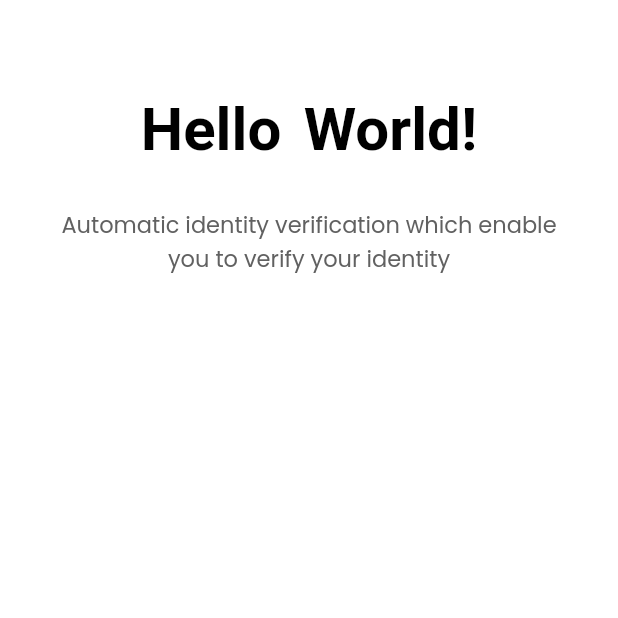
After one commit to RupBarad/Flutter, a Flutter app: the TabScreen screen opened directly, on a phone screen of 412 x 824 dp, the top half of it. The commit adds this screen. Run offline on Flutter 3.47's test engine with Material 2 defaults, Android fonts, the phone set to English and light mode, and no system bars; our stand-ins replace connectivity_plus, shared_preferences; accounts and stored records are empty; generated files the repository leaves out were written again.

Commit message:
Flutter example - Auth module  - JSON parse for Login API response - Done  - Did logic for success and unsuccess response - Done  - Show error message in the snack bar/alert dialogue on screen, if API give error message - Done  - Store information in shared preference - Done  - Create a class for  tab screen - Done  - Resolve store data-related errors of API response. After login open the tab screen - Done  - After splash open tab screen,if already login - In Progress        - Getting run time errors like 'Future<dynamic>' is not a subtype of type 'bool'

```diff
--- a/lib/l10n/app_en.arb
+++ b/lib/l10n/app_en.arb
@@ -1,4 +1,5 @@
 {
+  "appName": "Flutter",
   "language": "English",
   "@language": {
     "description": "The current Language"
@@ -30,5 +31,6 @@
   "loginBtn": "Login",
   "loginTextNotAccount": "Don't have an account?",
   "loginTextSignUp": "Sign Up",
-  "internetConnectionMsg": "Please check your internet connection"
+  "internetConnectionMsg": "Please check your internet connection",
+  "btnOk": "Okay"
 }
--- /dev/null
+++ b/lib/ui/module/home/bottom_tab.dart
@@ -0,0 +1,61 @@
+import 'package:flutter/material.dart';
+import 'package:flutter_examples/ui/module/auth/login.dart';
+import 'package:flutter_examples/ui/module/localize/LocalizationAppPage.dart';
+import 'package:flutter_examples/ui/module/localize/LocalizationSystemPage.dart';
+import 'package:flutter_examples/ui/widget/button_default.dart';
+import 'package:flutter_examples/utils/custom_text_style.dart';
+import 'package:flutter_examples/ui/widget/heading1_text.dart';
+import 'package:flutter_examples/ui/widget/button_round.dart';
+import 'package:flutter_gen/gen_l10n/app_localizations.dart';
+
+class TabScreen extends StatefulWidget {
+  @override
+  _TabState createState() => _TabState();
+}
+
+class _TabState extends State<TabScreen> {
+
+  @override
+  Widget build(BuildContext context) {
+    return Scaffold(
+        resizeToAvoidBottomInset: false,
+        //appBar: AppBar(title:Text("Second screen")),
+        body: SingleChildScrollView(
+        child: SafeArea(
+            child: Container(
+                padding:
+                    const EdgeInsets.symmetric(horizontal: 30, vertical: 30),
+                child: Column(
+                    mainAxisAlignment: MainAxisAlignment.spaceBetween,
+                    mainAxisSize: MainAxisSize.max,
+                    children: [
+                      Column(
+                        crossAxisAlignment: CrossAxisAlignment.center,
+                        children: [
+                          const SizedBox(
+                            height: 20,
+                          ),
+                          //Heading1Text.withText(AppLocalizations.of(context)!.helloWorld),
+                          Heading1Text.withCallback(
+                              AppLocalizations.of(context)!.helloWorld, () {
+                            print("Click hello word");
+                          }),
+                          const SizedBox(
+                            height: 10,
+                          ),
+                          Text(
+                            AppLocalizations.of(context)!.homeInfo,
+                            textAlign: TextAlign.center,
+                            style: CustomTextStyle.nameOfTextStyle,
+                          ),
+                          const SizedBox(
+                            height: 30,
+                          ),
+                        ],
+                      ),
+
+                    ]))),
+    )
+    );
+  }
+}
```
Also changed, not shown: lib/data/local/sharedpreference/sharedpreference_constant.dart (+7 -8 lines), lib/data/local/sharedpreference/sharedpreference_helper.dart (+8 -1 lines), lib/data/remote/login.dart (+65 -13 lines), lib/ui/module/auth/login.dart (+30 -14 lines), lib/ui/module/splash.dart (+33 -13 lines), lib/utils/navigation.dart (added, +19 -0 lines), lib/utils/util.dart (+26 -0 lines), 3 other files.
